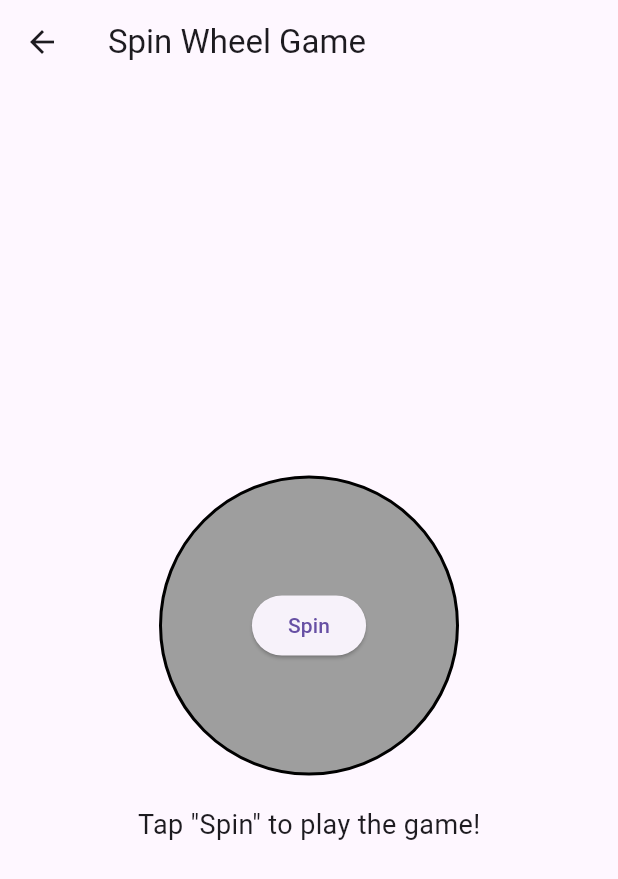
After one commit to DineshSinghAndroid/spinwheel, a Flutter app: the SpinWheelGame screen opened directly, after a tap on "Spin", on a phone screen of 412 x 824 dp. The commit adds this screen. Shown: the top 879 px of the screen. Run offline on Flutter 3.47's test engine with Material 3 defaults, Android fonts, the phone set to English and light mode, and no system bars; our stand-ins replace carousel_slider, connectivity_plus, dio, flutter_spinkit, fluttertoast, get and 8 more; missing offline and left inert: neopop, simple_ripple_animation, webview_flutter_android, webview_flutter_wkwebview, xen_popup_card; accounts and stored records are empty; project files that could hold a hidden picture were left out.

Commit message:
sikar push

```diff
--- a/lib/Controller/ApiController/WebConstant.dart
+++ b/lib/Controller/ApiController/WebConstant.dart
@@ -1,6 +1,6 @@
 class WebApiConstant {
-  static const String BASE_URL_DOMAIN = "http://192.168.29.31:3000/api/";
+  static const String BASE_URL_DOMAIN = "https://mobify.shop/wp-json/v1/app/";
 
   /// Public
-  static const String registerUrl = "${BASE_URL_DOMAIN}users/register";
+  static const String registerUrl = "${BASE_URL_DOMAIN}userapplist";
 }
--- a/lib/Controller/RouteController/Route.dart
+++ b/lib/Controller/RouteController/Route.dart
@@ -1,3 +1,4 @@
+import 'package:spinwheel/GamesViews/LudoOffline/boardUI/main_screen.dart';
 import 'package:spinwheel/adminviews/admin_amountSetup_screen.dart';
 import 'package:spinwheel/adminviews/admin_bankDetails_screen.dart';
 import 'package:spinwheel/adminviews/admin_rechargeHistory_screen.dart';
@@ -71,6 +72,9 @@ Route<dynamic> generateRoute(RouteSettings settings) {
     case colorPredictionGame:
       return MaterialPageRoute(
           builder: (context) => ColorPredictionHomeScreen());
+    /******************************************************************ludo Offline   Gameroutes *********************************************/
+    case ludoOfflineGameScreen:
+      return MaterialPageRoute(builder: (context) => MainScreen());
     default:
       return MaterialPageRoute(builder: (context) => AppOnboardingScreen());
   }
--- a/lib/Controller/RouteController/RouteNames.dart
+++ b/lib/Controller/RouteController/RouteNames.dart
@@ -29,3 +29,7 @@ const String spinandwheelGame = "spinandwheelGame_screen";
 /******************************************************************jackpot GameS creen    *********************************************/
 
 const String jackpotGameScreen = "jackpotGameScreen_screen";
+
+/******************************************************************ludo offline GameS creen    *********************************************/
+
+const String ludoOfflineGameScreen = "ludoOfflineGame_screen";
--- /dev/null
+++ b/lib/tetste.dart
@@ -0,0 +1,75 @@
+import 'dart:math';
+
+import 'package:flutter/material.dart';
+
+
+class SpinWheelGame extends StatefulWidget {
+  @override
+  _SpinWheelGameState createState() => _SpinWheelGameState();
+}
+
+class _SpinWheelGameState extends State<SpinWheelGame> {
+  final List<Color> colors = [
+    Colors.red,
+    Colors.blue,
+    Colors.green,
+    Colors.yellow,
+    Colors.orange,
+    Colors.purple,
+  ];
+
+  List<Color> spinResult = [];
+
+  void spinWheel() {
+    spinResult.clear();
+    for (int i = 0; i < 3; i++) {
+      final randomColor = colors[Random().nextInt(colors.length)];
+      spinResult.add(randomColor);
+    }
+    // Add the winners to a list or perform any other action based on the result.
+    print('Winners: $spinResult');
+  }
+
+  @override
+  Widget build(BuildContext context) {
+    return Scaffold(
+      appBar: AppBar(
+        title: Text('Spin Wheel Game'),
+      ),
+      body: Center(
+        child: Column(
+          mainAxisAlignment: MainAxisAlignment.center,
+          children: [
+            Container(
+              width: 200,
+              height: 200,
+              decoration: BoxDecoration(
+                shape: BoxShape.circle,
+                border: Border.all(color: Colors.black, width: 2.0),
+                gradient: RadialGradient(
+                  colors: spinResult.isEmpty
+                      ? [Colors.grey, Colors.grey]
+                      : spinResult,
+                  stops: [0.2, 1.0],
+                ),
+              ),
+              child: Center(
+                child: ElevatedButton(
+                  onPressed: () {
+                    spinWheel();
+                  },
+                  child: Text('Spin'),
+                ),
+              ),
+            ),
+            SizedBox(height: 20),
+            Text(
+              'Tap "Spin" to play the game!',
+              style: TextStyle(fontSize: 18),
+            ),
+          ],
+        ),
+      ),
+    );
+  }
+}
--- a/pubspec.yaml
+++ b/pubspec.yaml
@@ -104,6 +104,9 @@ flutter:
     - assets/ludoOffline/
     - assets/ludoOffline/ludo/
     - assets/ludoOffline/images/
+    - assets/ludoOffline/images/dice/
+    - assets/ludoOffline/images/crown/
+    - assets/ludoOffline/sounds/
 
 
 
```
Also changed, not shown: lib/Controller/ProjectController/common/app_homescreen_controller.dart (+12 -8 lines), lib/GamesViews/JackpotGame/jackpot_game_screen.dart (+7 -12 lines), lib/GamesViews/LudoOffline/boardUI/main_screen.dart (+21 -5 lines), lib/GamesViews/LudoOffline/main.dart (+28 -16 lines), lib/GamesViews/LudoOnlineWebview/ludoHomeScreenController.dart (+6 -4 lines), lib/main.dart (+56 -19 lines), pubspec.lock, 2 other files.
